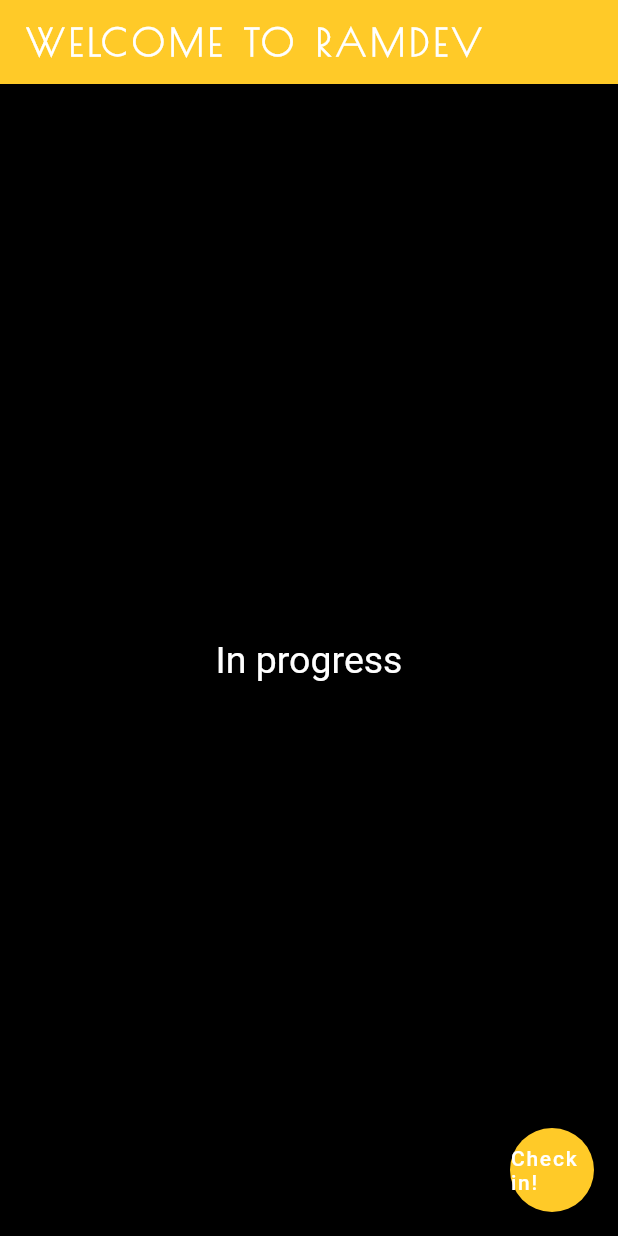
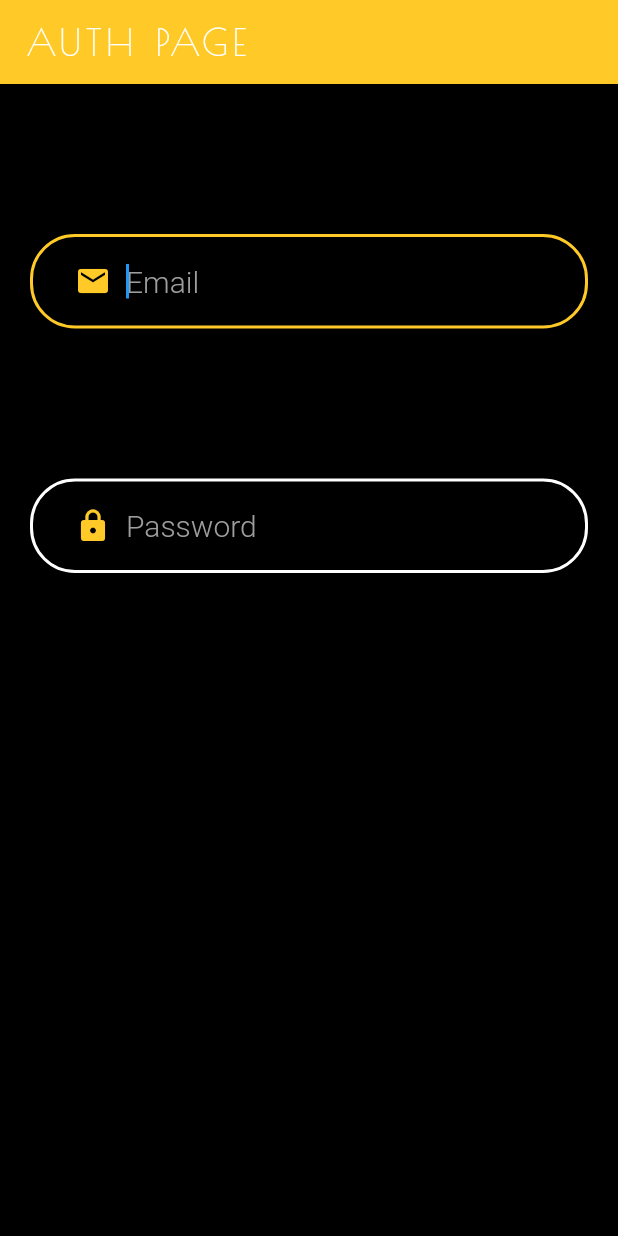
Before and after one commit to a-tayeh/ramdev, a Flutter app: the screen it shows after launch, on a phone screen of 412 x 824 dp. Run offline on Flutter 3.47's test engine with Material 2 defaults, Android fonts, the phone set to English and light mode, and no system bars; our stand-ins replace firebase_auth; accounts and stored records are empty.

Commit message:
basic improvments

```diff
--- /dev/null
+++ b/lib/auth/auth.dart
@@ -0,0 +1,43 @@
+import 'package:flutter/material.dart';
+import 'package:ramdev/form_input.dart';
+
+class Auth extends StatefulWidget {
+  @override
+  _AuthState createState() => _AuthState();
+}
+
+class _AuthState extends State<Auth> {
+  @override
+  Widget build(BuildContext context) {
+    return MaterialApp(
+      title: 'Welcome to Auth BABY!!',
+      home: Scaffold(
+        appBar: AppBar(
+          title: Text(
+            'AUTH PAGE',
+            style: TextStyle(
+                fontSize: 25,
+                fontFamily: 'PoiretOne',
+                fontWeight: FontWeight.normal,
+                letterSpacing: 3.0),
+          ),
+          backgroundColor: Colors.amber[400],
+        ),
+        body: Form(
+            child: Column(
+          children: <Widget>[
+            FormInput(
+              placeholder: "Email",
+              labelIcon: Icon(Icons.email),
+            ),
+            FormInput(
+              placeholder: "Password",
+              labelIcon: Icon(Icons.lock),
+            )
+          ],
+        )),
+        backgroundColor: Colors.black,
+      ),
+    );
+  }
+}
--- /dev/null
+++ b/lib/auth_checker.dart
@@ -0,0 +1,21 @@
+import 'package:flutter/material.dart';
+import 'package:ramdev/models/user.dart';
+import 'ramdev_home/home.dart';
+import 'auth/auth.dart';
+import 'package:provider/provider.dart';
+
+class AuthChecker extends StatelessWidget {
+  @override
+  Widget build(BuildContext context) {
+    final user = Provider.of<User>(context);
+    print(user);
+
+    // dynamic isLoggedIn = user == null ? Auth() : Home();
+
+    if (user == null) {
+      return Auth();
+    } else {
+      return Home();
+    }
+  }
+}
--- /dev/null
+++ b/lib/form_input.dart
@@ -0,0 +1,44 @@
+import 'package:flutter/material.dart';
+
+class FormInput extends StatelessWidget {
+  String placeholder;
+  Icon labelIcon;
+  FormInput({this.placeholder, this.labelIcon});
+  @override
+  Widget build(BuildContext context) {
+    return Container(
+      padding: EdgeInsets.only(top: 100, left: 20, right: 20),
+      child: TextFormField(
+        // onSaved: onSaved,
+        // validator: validator,
+        autofocus: true,
+        obscureText: false,
+        style: TextStyle(fontSize: 20, color: Colors.white),
+        decoration: InputDecoration(
+            hintStyle: TextStyle(
+                fontWeight: FontWeight.w300, fontSize: 20, color: Colors.grey),
+            hintText: this.placeholder,
+            enabledBorder: OutlineInputBorder(
+              borderRadius: BorderRadius.circular(30),
+              borderSide: BorderSide(
+                color: Colors.white,
+                width: 2,
+              ),
+            ),
+            focusedBorder: OutlineInputBorder(
+                borderRadius: BorderRadius.circular(30),
+                borderSide: BorderSide(
+                  color: Colors.amber[400],
+                  width: 2,
+                )),
+            prefixIcon: Padding(
+              child: IconTheme(
+                data: IconThemeData(color: Colors.amber[400]),
+                child: this.labelIcon,
+              ),
+              padding: EdgeInsets.only(left: 30, right: 10),
+            )),
+      ),
+    );
+  }
+}
--- a/lib/main.dart
+++ b/lib/main.dart
@@ -3,37 +3,19 @@
 // found in the LICENSE file.
 
 import 'package:flutter/material.dart';
+import 'package:ramdev/auth_checker.dart';
+import 'package:provider/provider.dart';
+import 'package:ramdev/models/user.dart';
+import 'services/auth_service.dart';
 
 void main() => runApp(MyApp());
 
 class MyApp extends StatelessWidget {
   @override
   Widget build(BuildContext context) {
-    return MaterialApp(
-      title: 'Welcome to Flutter',
-      home: Scaffold(
-        appBar: AppBar(
-          title: Text(
-            'WELCOME TO RAMDEV',
-            style: TextStyle(
-                fontSize: 25,
-                fontFamily: 'PoiretOne',
-                fontWeight: FontWeight.bold,
-                letterSpacing: 3.0),
-          ),
-          backgroundColor: Colors.amber[400],
-        ),
-        body: Center(
-          child: Text('In progress',
-              style: TextStyle(fontSize: 25, color: Colors.white)),
-        ),
-        backgroundColor: Colors.black,
-        floatingActionButton: FloatingActionButton(
-          child: Text('Check in!'),
-          onPressed: () {},
-          backgroundColor: Colors.amber[400],
-        ),
-      ),
+    return StreamProvider<User>.value(
+      child: AuthChecker(),
+      value: AuthService().user,
     );
   }
 }
--- /dev/null
+++ b/lib/models/user.dart
@@ -0,0 +1,5 @@
+class User {
+  final String userId;
+
+  User({this.userId});
+}
--- /dev/null
+++ b/lib/ramdev_home/home.dart
@@ -0,0 +1,49 @@
+import 'package:flutter/material.dart';
+import 'package:ramdev/services/auth_service.dart';
+
+class Home extends StatefulWidget {
+  @override
+  _HomeState createState() => _HomeState();
+}
+
+class _HomeState extends State<Home> {
+  final AuthService _auth = AuthService();
+  @override
+  Widget build(BuildContext context) {
+    return MaterialApp(
+      title: 'Welcome to Flutter',
+      home: Scaffold(
+        appBar: AppBar(
+          title: Text(
+            'RAMDEV',
+            style: TextStyle(
+                fontSize: 20,
+                fontFamily: 'PoiretOne',
+                fontWeight: FontWeight.bold,
+                letterSpacing: 3.0),
+          ),
+          actions: <Widget>[
+            FlatButton.icon(
+              icon: Icon(Icons.person),
+              label: Text('Log me out!'),
+              onPressed: () async {
+                await _auth.logOut();
+              },
+            )
+          ],
+          backgroundColor: Colors.amber[400],
+        ),
+        body: Center(
+          child: Text('In progresses',
+              style: TextStyle(fontSize: 25, color: Colors.white)),
+        ),
+        backgroundColor: Colors.black,
+        floatingActionButton: FloatingActionButton(
+          child: Text('Check in!'),
+          onPressed: () {},
+          backgroundColor: Colors.amber[400],
+        ),
+      ),
+    );
+  }
+}
--- /dev/null
+++ b/lib/services/auth_service.dart
@@ -0,0 +1,22 @@
+import 'package:firebase_auth/firebase_auth.dart';
+import 'package:ramdev/models/user.dart';
+
+class AuthService {
+  final FirebaseAuth _auth = FirebaseAuth.instance;
+  User _userFromFirebaseUser(FirebaseUser user) {
+    return User(userId: user.uid);
+  }
+
+  Stream<User> get user {
+    return _auth.onAuthStateChanged.map(_userFromFirebaseUser);
+  }
+
+  Future logOut() async {
+    try {
+      return await _auth.signOut();
+    } catch (exception) {
+      print(exception.toString());
+      return null;
+    }
+  }
+}
```
Also changed, not shown: pubspec.yaml (+5 -3 lines), pubspec.lock, 8 other files.
